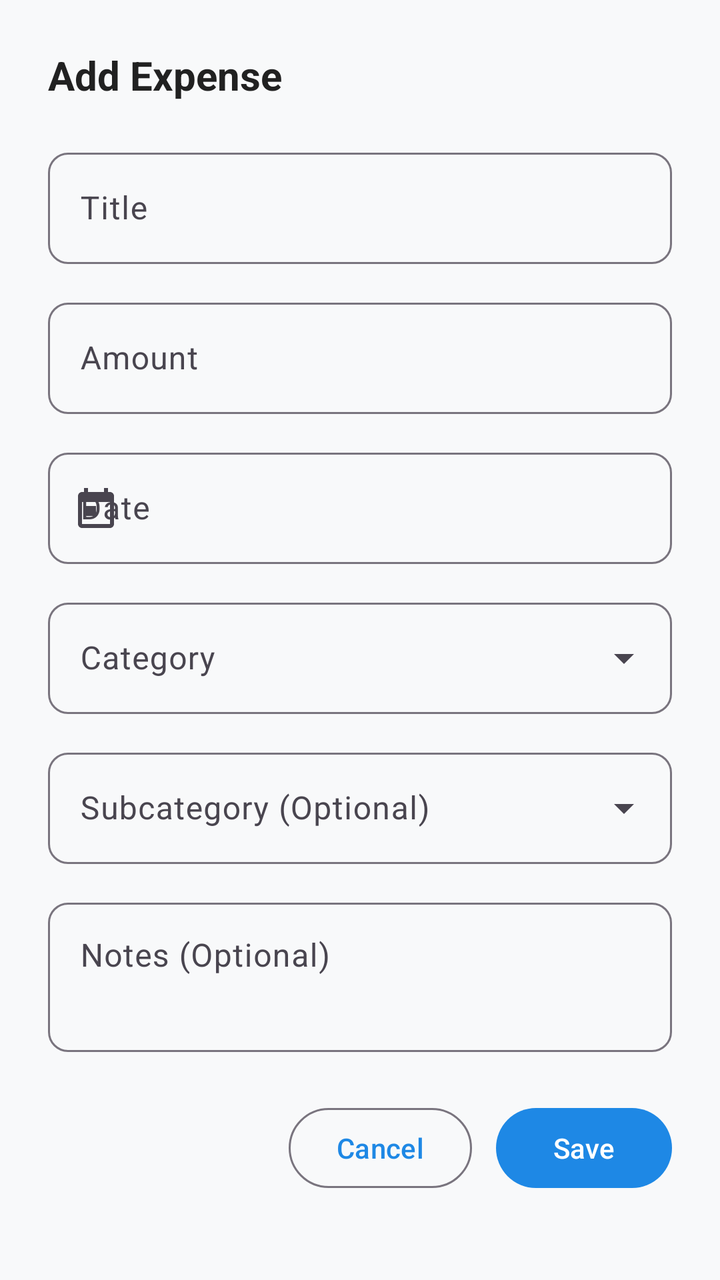
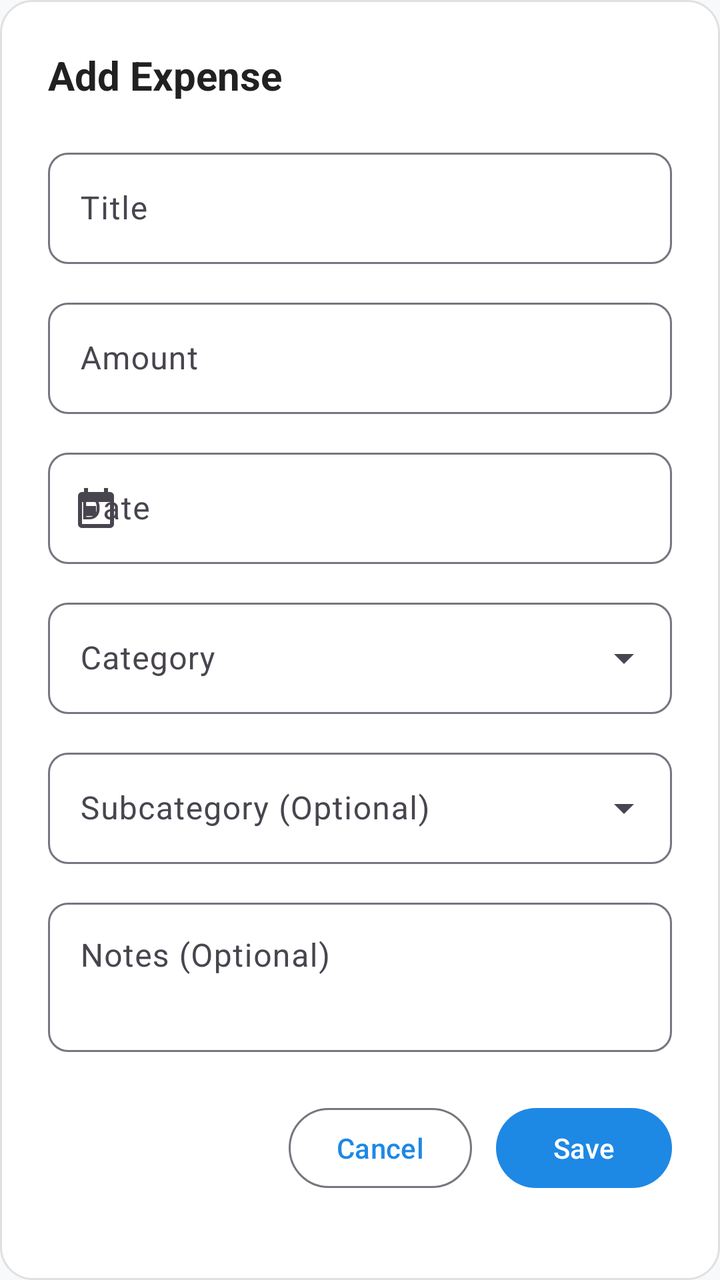

The first picture is an Android layout as it rendered before a commit; the second is the same layout after the commit. The layout source and the unified diff follow.
<!-- AndroidManifest.xml: application theme Theme.MonthlyExpenseTracker -->
<!-- res/layout/dialog_add_expense.xml -->
<?xml version="1.0" encoding="utf-8"?>
<ScrollView
    xmlns:android="http://schemas.android.com/apk/res/android"
    xmlns:app="http://schemas.android.com/apk/res-auto"
    xmlns:tools="http://schemas.android.com/tools"
    android:layout_width="match_parent"
    android:layout_height="wrap_content">

    <LinearLayout
        android:layout_width="match_parent"
        android:layout_height="wrap_content"
        android:orientation="vertical"
        android:padding="24dp">

        <TextView
            android:id="@+id/tv_dialog_title"
            android:layout_width="match_parent"
            android:layout_height="wrap_content"
            android:text="@string/add_expense"
            android:textColor="@color/text_primary"
            android:textSize="20sp"
            android:textStyle="bold"
            android:layout_marginBottom="20dp" />

        
        <com.google.android.material.textfield.TextInputLayout
            android:id="@+id/til_title"
            style="@style/Widget.Material3.TextInputLayout.OutlinedBox"
            android:layout_width="match_parent"
            android:layout_height="wrap_content"
            android:layout_marginBottom="14dp"
            app:boxCornerRadiusBottomEnd="10dp"
            app:boxCornerRadiusBottomStart="10dp"
            app:boxCornerRadiusTopEnd="10dp"
            app:boxCornerRadiusTopStart="10dp">

            <com.google.android.material.textfield.TextInputEditText
                android:id="@+id/et_title"
                android:layout_width="match_parent"
                android:layout_height="wrap_content"
                android:hint="@string/expense_title_label"
                android:inputType="textCapSentences"
                android:maxLines="1" />
        </com.google.android.material.textfield.TextInputLayout>

        
        <com.google.android.material.textfield.TextInputLayout
            android:id="@+id/til_amount"
            style="@style/Widget.Material3.TextInputLayout.OutlinedBox"
            android:layout_width="match_parent"
            android:layout_height="wrap_content"
            android:layout_marginBottom="14dp"
            app:boxCornerRadiusBottomEnd="10dp"
            app:boxCornerRadiusBottomStart="10dp"
            app:boxCornerRadiusTopEnd="10dp"
            app:boxCornerRadiusTopStart="10dp"
            app:prefixText="₹ ">

            <com.google.android.material.textfield.TextInputEditText
                android:id="@+id/et_amount"
                android:layout_width="match_parent"
                android:layout_height="wrap_content"
                android:hint="@string/expense_amount_label"
                android:inputType="numberDecimal"
                android:maxLines="1" />
        </com.google.android.material.textfield.TextInputLayout>

        
        <com.google.android.material.textfield.TextInputLayout
            android:id="@+id/til_date"
            style="@style/Widget.Material3.TextInputLayout.OutlinedBox"
            android:layout_width="match_parent"
            android:layout_height="wrap_content"
            android:layout_marginBottom="14dp"
            app:boxCornerRadiusBottomEnd="10dp"
            app:boxCornerRadiusBottomStart="10dp"
            app:boxCornerRadiusTopEnd="10dp"
            app:boxCornerRadiusTopStart="10dp"
            app:startIconDrawable="@drawable/ic_calendar">

            <com.google.android.material.textfield.TextInputEditText
                android:id="@+id/et_date"
                android:layout_width="match_parent"
                android:layout_height="wrap_content"
                android:clickable="true"
                android:cursorVisible="false"
                android:focusable="false"
                android:hint="@string/expense_date_label" />
        </com.google.android.material.textfield.TextInputLayout>

        
        <com.google.android.material.textfield.TextInputLayout
            android:id="@+id/til_category"
            style="@style/Widget.Material3.TextInputLayout.OutlinedBox.ExposedDropdownMenu"
            android:layout_width="match_parent"
            android:layout_height="wrap_content"
            android:layout_marginBottom="14dp"
            app:boxCornerRadiusBottomEnd="10dp"
            app:boxCornerRadiusBottomStart="10dp"
            app:boxCornerRadiusTopEnd="10dp"
            app:boxCornerRadiusTopStart="10dp">

            <AutoCompleteTextView
                android:id="@+id/act_category"
                android:layout_width="match_parent"
                android:layout_height="wrap_content"
                android:hint="@string/expense_category_label"
                android:inputType="none" />
        </com.google.android.material.textfield.TextInputLayout>

        
        <com.google.android.material.textfield.TextInputLayout
            android:id="@+id/til_subcategory"
            style="@style/Widget.Material3.TextInputLayout.OutlinedBox.ExposedDropdownMenu"
            android:layout_width="match_parent"
            android:layout_height="wrap_content"
            android:layout_marginBottom="14dp"
            app:boxCornerRadiusBottomEnd="10dp"
            app:boxCornerRadiusBottomStart="10dp"
            app:boxCornerRadiusTopEnd="10dp"
            app:boxCornerRadiusTopStart="10dp">

            <AutoCompleteTextView
                android:id="@+id/act_subcategory"
                android:layout_width="match_parent"
                android:layout_height="wrap_content"
                android:hint="@string/expense_subcategory_label"
                android:inputType="none" />
        </com.google.android.material.textfield.TextInputLayout>

        
        <com.google.android.material.textfield.TextInputLayout
            android:id="@+id/til_notes"
            style="@style/Widget.Material3.TextInputLayout.OutlinedBox"
            android:layout_width="match_parent"
            android:layout_height="wrap_content"
            android:layout_marginBottom="24dp"
            app:boxCornerRadiusBottomEnd="10dp"
            app:boxCornerRadiusBottomStart="10dp"
            app:boxCornerRadiusTopEnd="10dp"
            app:boxCornerRadiusTopStart="10dp">

            <com.google.android.material.textfield.TextInputEditText
                android:id="@+id/et_notes"
                android:layout_width="match_parent"
                android:layout_height="wrap_content"
                android:gravity="top"
                android:hint="@string/expense_notes_label"
                android:inputType="textMultiLine"
                android:lines="2"
                android:maxLines="4" />
        </com.google.android.material.textfield.TextInputLayout>

        
        <LinearLayout
            android:layout_width="match_parent"
            android:layout_height="wrap_content"
            android:gravity="end"
            android:orientation="horizontal">

            <com.google.android.material.button.MaterialButton
                android:id="@+id/btn_cancel"
                style="?attr/materialButtonOutlinedStyle"
                android:layout_width="wrap_content"
                android:layout_height="wrap_content"
                android:layout_marginEnd="12dp"
                android:text="@string/cancel" />

            <com.google.android.material.button.MaterialButton
                android:id="@+id/btn_save"
                android:layout_width="wrap_content"
                android:layout_height="wrap_content"
                android:text="@string/save" />
        </LinearLayout>

    </LinearLayout>
</ScrollView>
<!-- resources referenced by this layout -->
<resources>
  <style name="Theme.MonthlyExpenseTracker" parent="Theme.Material3.DayNight.NoActionBar">
          <item name="colorPrimary">@color/primary</item>
          <item name="colorOnPrimary">#FFFFFF</item>
          <item name="colorPrimaryContainer">@color/primary_container</item>
          <item name="colorOnPrimaryContainer">@color/on_primary_container</item>
  
          <item name="colorSecondary">@color/secondary</item>
          <item name="colorOnSecondary">#FFFFFF</item>
          <item name="colorSecondaryContainer">@color/secondary_container</item>
          <item name="colorOnSecondaryContainer">@color/on_secondary_container</item>
  
          <item name="android:colorBackground">@color/background</item>
          <item name="colorSurface">@color/surface</item>
          <item name="colorSurfaceVariant">@color/surface_variant</item>
  
          <item name="android:statusBarColor">@color/surface</item>
          <item name="android:windowLightStatusBar">true</item>
      </style>
  <!-- unchanged entries left out for length: 20 -->
</resources>

<!-- the commit's change to res/layout/dialog_add_expense.xml (unified diff, before → after) -->
@@ -4,7 +4,8 @@
     xmlns:app="http://schemas.android.com/apk/res-auto"
     xmlns:tools="http://schemas.android.com/tools"
     android:layout_width="match_parent"
-    android:layout_height="wrap_content">
+    android:layout_height="wrap_content"
+    android:background="@drawable/bg_dialog_rounded">
 
     <LinearLayout
         android:layout_width="match_parent"
@@ -105,6 +106,8 @@
                 android:layout_width="match_parent"
                 android:layout_height="wrap_content"
                 android:hint="@string/expense_category_label"
+                android:popupBackground="@drawable/bg_popup_menu"
+                android:dropDownVerticalOffset="4dp"
                 android:inputType="none" />
         </com.google.android.material.textfield.TextInputLayout>
 
@@ -125,6 +128,8 @@
                 android:layout_width="match_parent"
                 android:layout_height="wrap_content"
                 android:hint="@string/expense_subcategory_label"
+                android:popupBackground="@drawable/bg_popup_menu"
+                android:dropDownVerticalOffset="4dp"
                 android:inputType="none" />
         </com.google.android.material.textfield.TextInputLayout>
 
<!-- resource entries referenced after the edit -->
@@ -1,5 +1,30 @@
 <!-- resources referenced by this layout -->
 <resources>
+  <!-- drawable bg_dialog_rounded (drawable) -->
+  <?xml version="1.0" encoding="utf-8"?>
+  <shape xmlns:android="http://schemas.android.com/apk/res/android"
+      android:shape="rectangle">
+      <solid android:color="@color/surface" />
+      <corners android:radius="16dp" />
+      <stroke
+          android:width="1dp"
+          android:color="@color/card_border" />
+  </shape>
+  <!-- drawable bg_popup_menu (drawable) -->
+  <?xml version="1.0" encoding="utf-8"?>
+  <shape xmlns:android="http://schemas.android.com/apk/res/android"
+      android:shape="rectangle">
+      <solid android:color="@color/surface" />
+      <corners android:radius="14dp" />
+      <stroke
+          android:width="1dp"
+          android:color="@color/card_border" />
+      <padding
+          android:left="4dp"
+          android:top="6dp"
+          android:right="4dp"
+          android:bottom="6dp" />
+  </shape>
   <style name="Theme.MonthlyExpenseTracker" parent="Theme.Material3.DayNight.NoActionBar">
           <item name="colorPrimary">@color/primary</item>
           <item name="colorOnPrimary">#FFFFFF</item>
@@ -17,7 +42,60 @@
   
           <item name="android:statusBarColor">@color/surface</item>
           <item name="android:windowLightStatusBar">true</item>
+  
+          
+          <item name="popupMenuStyle">@style/Widget.MonthlyExpenseTracker.PopupMenu</item>
+          <item name="actionOverflowMenuStyle">@style/Widget.MonthlyExpenseTracker.PopupMenu.Overflow</item>
+          <item name="android:popupElevation">6dp</item>
+  
+          
+          <item name="materialAlertDialogTheme">@style/ThemeOverlay.MonthlyExpenseTracker.MaterialAlertDialog</item>
+          <item name="alertDialogTheme">@style/ThemeOverlay.MonthlyExpenseTracker.MaterialAlertDialog</item>
+          <item name="android:datePickerDialogTheme">@style/ThemeOverlay.MonthlyExpenseTracker.DatePickerDialog</item>
       </style>
+  <color name="card_border">#E0E0E0</color>
+  <style name="Widget.MonthlyExpenseTracker.PopupMenu" parent="Widget.Material3.PopupMenu">
+          <item name="android:popupBackground">@drawable/bg_popup_menu</item>
+          <item name="android:popupElevation">6dp</item>
+      </style>
+  <style name="Widget.MonthlyExpenseTracker.PopupMenu.Overflow" parent="Widget.Material3.PopupMenu.Overflow">
+          <item name="android:popupBackground">@drawable/bg_popup_menu</item>
+          <item name="android:popupElevation">6dp</item>
+      </style>
+  <style name="ThemeOverlay.MonthlyExpenseTracker.MaterialAlertDialog" parent="ThemeOverlay.Material3.MaterialAlertDialog">
+          <item name="shapeAppearance">@style/ShapeAppearance.MonthlyExpenseTracker.Dialog</item>
+          <item name="colorSurface">@color/surface</item>
+          <item name="android:backgroundDimAmount">0.5</item>
+          <item name="materialAlertDialogTitleTextStyle">@style/MonthlyExpenseTracker.DialogTitle</item>
+          <item name="materialAlertDialogBodyTextStyle">@style/MonthlyExpenseTracker.DialogBody</item>
+          <item name="buttonBarPositiveButtonStyle">@style/Widget.MonthlyExpenseTracker.DialogButton.Positive</item>
+          <item name="buttonBarNegativeButtonStyle">@style/Widget.MonthlyExpenseTracker.DialogButton.Negative</item>
+      </style>
+  <style name="ThemeOverlay.MonthlyExpenseTracker.DatePickerDialog" parent="ThemeOverlay.Material3.MaterialAlertDialog">
+          <item name="colorSurface">@color/surface</item>
+          <item name="colorPrimary">@color/primary</item>
+          <item name="shapeAppearance">@style/ShapeAppearance.MonthlyExpenseTracker.Dialog</item>
+      </style>
+  <style name="ShapeAppearance.MonthlyExpenseTracker.Dialog" parent="ShapeAppearance.Material3.Corner.Medium">
+          <item name="cornerSize">16dp</item>
+      </style>
+  <style name="MonthlyExpenseTracker.DialogTitle" parent="MaterialAlertDialog.Material3.Title.Text">
+          <item name="android:textColor">@color/text_primary</item>
+          <item name="android:textSize">18sp</item>
+          <item name="android:textStyle">bold</item>
+      </style>
+  <style name="MonthlyExpenseTracker.DialogBody" parent="MaterialAlertDialog.Material3.Body.Text">
+          <item name="android:textColor">@color/text_secondary</item>
+          <item name="android:textSize">14sp</item>
+      </style>
+  <style name="Widget.MonthlyExpenseTracker.DialogButton.Positive" parent="Widget.Material3.Button.TextButton.Dialog">
+          <item name="android:textColor">@color/primary</item>
+          <item name="android:textStyle">bold</item>
+      </style>
+  <style name="Widget.MonthlyExpenseTracker.DialogButton.Negative" parent="Widget.Material3.Button.TextButton.Dialog">
+          <item name="android:textColor">@color/text_secondary</item>
+      </style>
+  <color name="text_secondary">#757575</color>
   <!-- unchanged entries left out for length: 20 -->
 </resources>
 
